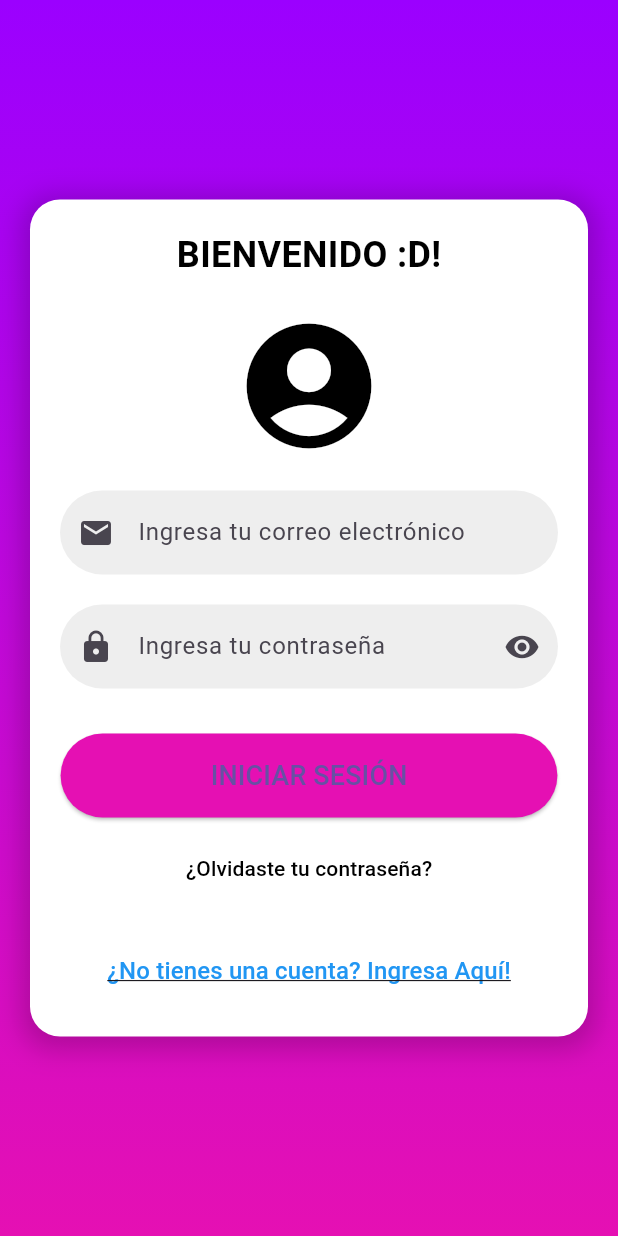
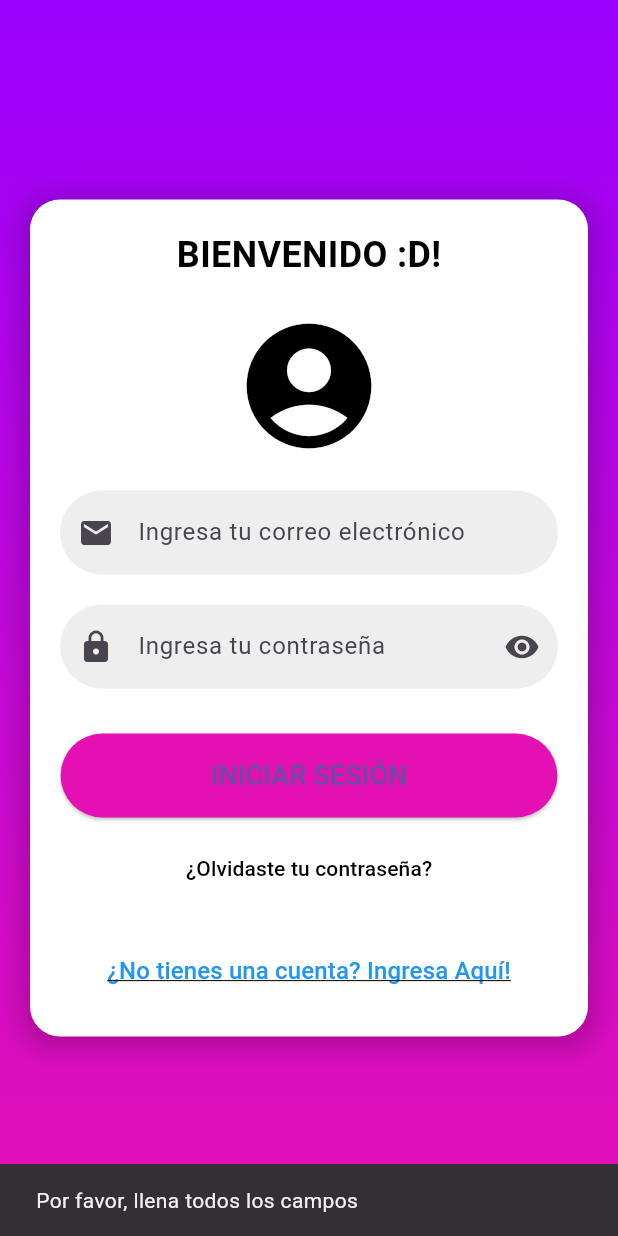
Before and after one commit to DiegoMondragonM/BILLETERA_DIGITAL_INOVATEC, a Flutter app: the LoginScreen screen opened directly, after a tap on "INICIAR SESIÓN", on a phone screen of 412 x 824 dp. Run offline on Flutter 3.47's test engine with Material 3 defaults, Android fonts, the phone set to English and light mode, and no system bars; our stand-ins replace sqflite; accounts and stored records are empty.

Commit message:
sSE IMPLEMENTO LA BASE DE DATOS Y SE CONECTO A LA CLASE DEL login

```diff
--- a/lib/Screens/login_screen.dart
+++ b/lib/Screens/login_screen.dart
@@ -1,5 +1,6 @@
 import 'package:flutter/material.dart';
 import 'register_screen.dart';
+import '../Service/db_helper.dart';
 
 class LoginScreen extends StatefulWidget {
   @override
@@ -8,7 +9,9 @@ class LoginScreen extends StatefulWidget {
 
 class _LoginScreenState extends State<LoginScreen> {
   bool _obscureText = true;
-
+  final TextEditingController _emailController = TextEditingController();
+  final TextEditingController _passwordController = TextEditingController();
+  final DBHelper _dbHelper = DBHelper();
   @override
   Widget build(BuildContext context) {
     return Scaffold(
@@ -56,6 +59,7 @@ class _LoginScreenState extends State<LoginScreen> {
                   Icon(Icons.account_circle, color: Colors.black, size: 100.0),
                   SizedBox(height: 20.0),
                   TextField(
+                    controller: _emailController, //agergacion del controlador
                     decoration: InputDecoration(
                       filled: true,
                       fillColor: Colors.grey[200],
@@ -70,6 +74,7 @@ class _LoginScreenState extends State<LoginScreen> {
                   SizedBox(height: 20.0),
                   // Campo de contraseña con botón para mostrar u ocultar
                   TextField(
+                    controller: _passwordController,
                     obscureText: _obscureText,
                     decoration: InputDecoration(
                       filled: true,
@@ -96,7 +101,7 @@ class _LoginScreenState extends State<LoginScreen> {
                   ),
                   SizedBox(height: 30.0),
                   ElevatedButton(
-                    onPressed: () {},
+                    onPressed: _loginUser,
                     style: ElevatedButton.styleFrom(
                       backgroundColor: Color(0xFFE510B3),
                       shape: RoundedRectangleBorder(
@@ -145,4 +150,29 @@ class _LoginScreenState extends State<LoginScreen> {
       ),
     );
   }
+
+  void _loginUser() async {
+    String email = _emailController.text.trim();
+    String password = _passwordController.text.trim();
+
+    if (email.isEmpty || password.isEmpty) {
+      _showMessage("Por favor, llena todos los campos");
+      return;
+    }
+
+    var user = await _dbHelper.getUser(email, password);
+    if (user != null) {
+      _showMessage("Inicio de sesión exitoso");
+      // Aquí puedes navegar a la pantalla de inicio
+      Navigator.pushReplacementNamed(context, '/home'); // Ajusta la ruta
+    } else {
+      _showMessage("Correo o contraseña incorrectos");
+    }
+  }
+
+  void _showMessage(String message) {
+    ScaffoldMessenger.of(
+      context,
+    ).showSnackBar(SnackBar(content: Text(message)));
+  }
 }
```
